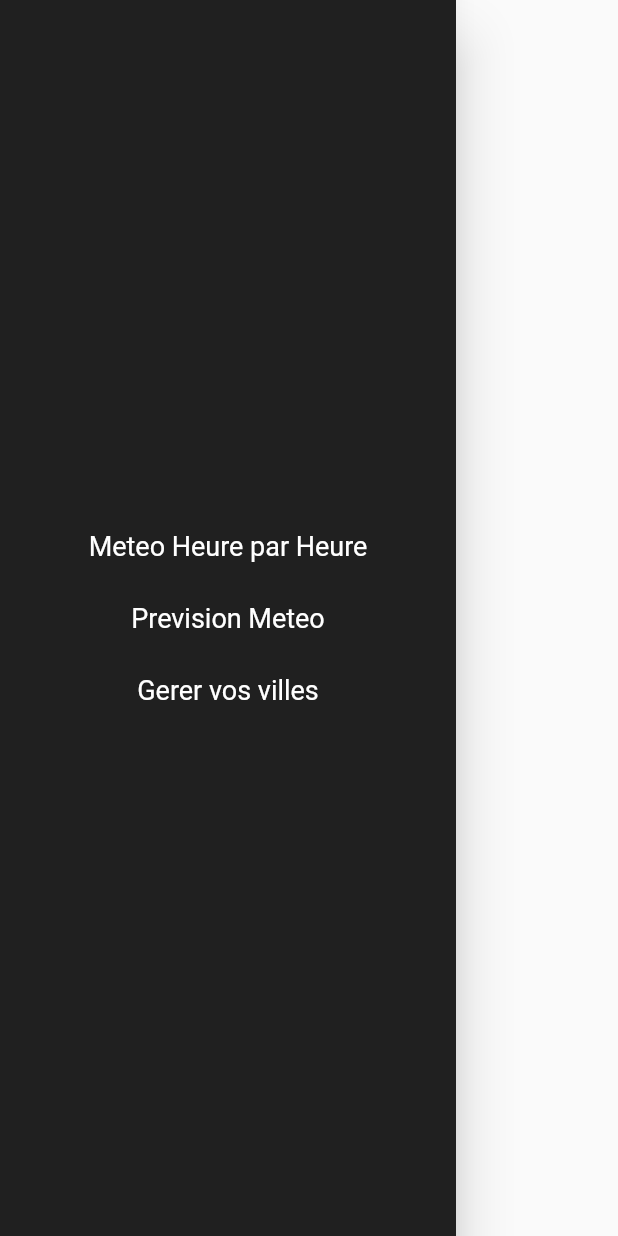
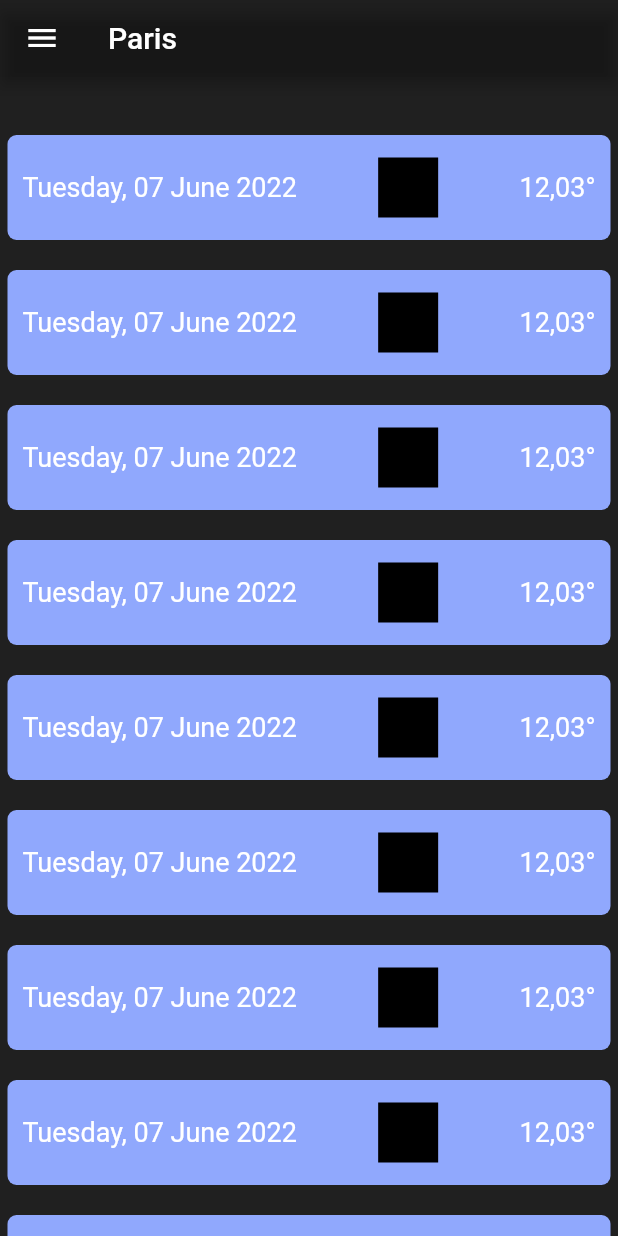
Before and after one commit to CoderNerfer/flutter_ynov_meteo, a Flutter app: the NavBar widget shown alone on an empty page, opened directly, after a tap on "Prevision Meteo", on a phone screen of 412 x 824 dp. Run offline on Flutter 3.47's test engine with Material 2 defaults, Android fonts, the phone set to English and light mode, and no system bars.

Commit message:
:tada: build: Forward_Weather_UI finit

```diff
--- /dev/null
+++ b/lib/views/ForewardWeather.dart
@@ -0,0 +1,80 @@
+import 'package:flutter/material.dart';
+import 'package:ynov_meteo/views/NavBar.dart';
+
+class ForewardWeather extends StatefulWidget {
+  const ForewardWeather({
+    Key? key,
+  }) : super(key: key);
+
+  @override
+  State<ForewardWeather> createState() => _ForewardWeather();
+}
+
+class _ForewardWeather extends State<ForewardWeather> {
+  @override
+  Widget build(BuildContext context) {
+    return Scaffold(
+      drawer: NavBar(),
+      backgroundColor: const Color.fromARGB(255, 32, 32, 32),
+      appBar: AppBar(
+        title: const Text('Paris'),
+        backgroundColor: const Color.fromARGB(0, 0, 0, 0),
+        toolbarHeight: 50,
+      ),
+      body: Center(
+        child: Padding(
+          padding: const EdgeInsets.only(top: 30.0),
+          child: Container(
+            // height: 400,
+            child: ListView.builder(
+              itemCount: 24,
+              itemBuilder: (context, index) {
+                return Padding(
+                  padding: const EdgeInsets.symmetric(
+                      vertical: 10.0, horizontal: 5.0),
+                  child: Container(
+                    decoration: BoxDecoration(
+                      color: const Color.fromARGB(255, 144, 168, 253),
+                      borderRadius: BorderRadius.circular(6),
+                    ),
+                    child: Padding(
+                      padding: const EdgeInsets.symmetric(
+                          vertical: 15.0, horizontal: 10.0),
+                      child: Row(
+                          mainAxisAlignment: MainAxisAlignment.spaceBetween,
+                          children: [
+                            const Text(
+                              "Tuesday, 07 June 2022",
+                              style: TextStyle(
+                                fontSize: 18,
+                                color: Colors.white,
+                              ),
+                            ),
+                            Container(
+                              width: 40,
+                              height: 40,
+                              color: Colors.black,
+                            ),
+                            // Image(
+                            //   image: NetworkImage(
+                            //       "http://openweathermap.org/img/wn/10d.png"),
+                            // )
+                            const Text(
+                              "12,03°",
+                              style: TextStyle(
+                                color: Colors.white,
+                                fontSize: 18,
+                              ),
+                            ),
+                          ]),
+                    ),
+                  ),
+                );
+              },
+            ),
+          ),
+        ),
+      ),
+    );
+  }
+}
--- a/lib/views/NavBar.dart
+++ b/lib/views/NavBar.dart
@@ -1,6 +1,11 @@
 import 'package:flutter/material.dart';
+import 'package:ynov_meteo/views/HomePage.dart';
+import 'package:ynov_meteo/views/ForewardWeather.dart';
 
 class NavBar extends StatelessWidget {
+  const NavBar({
+    Key? key,
+  }) : super(key: key);
   @override
   Widget build(BuildContext context) {
     return Drawer(
@@ -13,14 +18,14 @@ class NavBar extends StatelessWidget {
               primary: Colors.white,
             ),
             onPressed: () {
-              // Navigator.push(
-              //   context,
-              //   MaterialPageRoute(
-              //     builder: (context) {
-              //       return const SecondPage(title: 'SecondPage');
-              //     },
-              //   ),
-              // );
+              Navigator.push(
+                context,
+                MaterialPageRoute(
+                  builder: (context) {
+                    return const HomePage();
+                  },
+                ),
+              );
             },
             child: const Text('Meteo Heure par Heure'),
           ),
@@ -30,14 +35,14 @@ class NavBar extends StatelessWidget {
               primary: Colors.white,
             ),
             onPressed: () {
-              // Navigator.push(
-              //   context,
-              //   MaterialPageRoute(
-              //     builder: (context) {
-              //       return const SecondPage(title: 'SecondPage');
-              //     },
-              //   ),
-              // );
+              Navigator.push(
+                context,
+                MaterialPageRoute(
+                  builder: (context) {
+                    return const ForewardWeather();
+                  },
+                ),
+              );
             },
             child: const Text('Prevision Meteo'),
           ),
```
